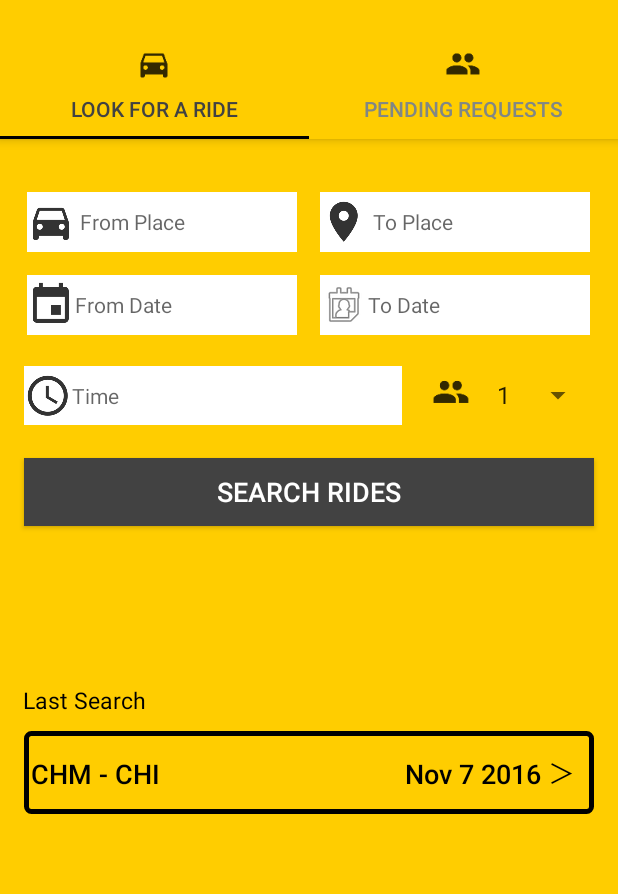
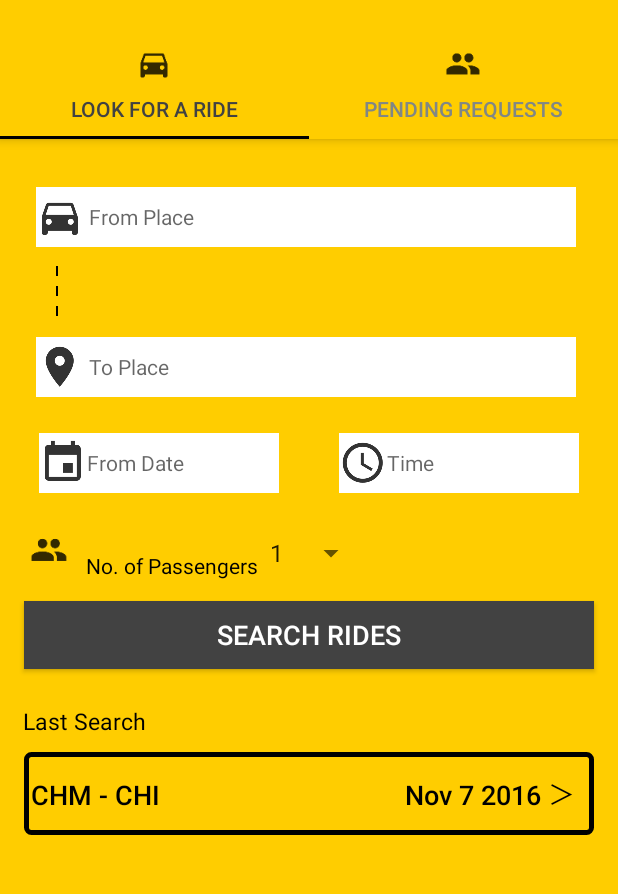
Before and after one commit to sudo-rm-rf-523/RideShare-AndroidApp, an Android app: the OneFragment screen opened directly, with no data from a screen before it, on a phone screen of 412 x 824 dp, the part 142-1036 px from its top. Run offline under Robolectric (Android 15) with nearby library versions, the phone set to English and light mode, and no system bars; libraries missing offline, so code that uses them is left out: junit.framework; 2 statements that could not run were skipped.

Commit message:
Changed scheduling screen

```diff
--- /dev/null
+++ b/RideShare/app/src/main/res/drawable/dotted.xml
@@ -0,0 +1,9 @@
+<shape xmlns:android="http://schemas.android.com/apk/res/android"
+    android:shape="line">
+
+    <stroke
+        android:color="#000000"
+        android:dashWidth="10px"
+        android:dashGap="10px"
+        android:width="1dp"/>
+</shape>
--- /dev/null
+++ b/RideShare/app/src/main/res/drawable/dotted_vert.xml
@@ -0,0 +1,4 @@
+<rotate xmlns:android="http://schemas.android.com/apk/res/android"
+    android:fromDegrees="90"
+    android:toDegrees="90"
+    android:drawable="@drawable/dotted"/>
--- a/RideShare/app/src/main/res/layout/fragment_one.xml
+++ b/RideShare/app/src/main/res/layout/fragment_one.xml
@@ -1,18 +1,167 @@
-<FrameLayout xmlns:android="http://schemas.android.com/apk/res/android"
+<RelativeLayout xmlns:android="http://schemas.android.com/apk/res/android"
     xmlns:tools="http://schemas.android.com/tools"
     android:layout_width="match_parent"
     android:layout_height="match_parent"
     tools:context="sudo_rm_rf.rideshare.OneFragment"
     android:background="@color/colorPrimary">
 
+    <EditText
+        android:id="@+id/from_place"
+        android:layout_width="360dp"
+        android:layout_height="40dip"
+        android:layout_marginTop="32dp"
+        android:layout_marginStart="24dp"
+        android:hint=" From Place"
+        android:textSize="14dip"
+        android:background="#ffffff"
+        android:drawableLeft="@drawable/ic_car"/>
+
+    <ImageView
+        android:layout_width="36dp"
+        android:layout_height="48dp"
+        android:id = "@+id/vertical_bar"
+        android:layout_below="@id/from_place"
+        android:src="@drawable/dotted_vert"
+        android:layout_marginTop="6dp"
+        android:layout_marginStart="20dp"
+        android:layerType="software" />
+
+    <EditText
+        android:id="@+id/to_place"
+        android:layout_width="360dip"
+        android:layout_height="40dip"
+        android:hint=" To Place"
+        android:textSize="14dip"
+        android:background="#ffffff"
+        android:layout_marginTop="6dp"
+        android:layout_marginStart="24dip"
+        android:layout_below="@id/vertical_bar"
+        android:drawableLeft="@drawable/ic_location" />
+
+    <LinearLayout
+        android:id="@+id/date_and_time"
+        android:layout_width="match_parent"
+        android:layout_height="wrap_content"
+        android:layout_below="@id/to_place"
+        android:layout_marginTop="24dip"
+        android:gravity="center"
+        android:orientation="horizontal">
+
+        <EditText
+            android:id="@+id/etxt_fromdate"
+            android:layout_width="160dp"
+            android:layout_height="40dip"
+            android:layout_marginRight="40dp"
+            android:hint="From Date"
+            android:textSize="14dip"
+            android:background="#ffffff"
+            android:drawableLeft="@drawable/ic_calendar"/>
+
+        <EditText
+            android:id="@+id/etxt_time"
+            android:layout_width="160dp"
+            android:layout_height="40dip"
+            android:hint="Time"
+            android:textSize="14dip"
+            android:background="#ffffff"
+
+            android:drawableLeft="@drawable/ic_clock" />
+
+    </LinearLayout>
+
+    <LinearLayout
+        android:id="@+id/num_people"
+        android:layout_width="wrap_content"
+        android:layout_height="wrap_content"
+        android:layout_below="@id/date_and_time"
+        android:orientation="horizontal"
+        >
+
+        <ImageView
+            android:layout_width="25dp"
+            android:layout_height="25dp"
+            android:layout_marginLeft="20dp"
+            android:id="@+id/group"
+            android:layout_marginTop="25dip"
+            android:src="@drawable/ic_group_name"
+
+            />
+
+        <TextView
+            android:layout_width="wrap_content"
+            android:layout_height="25dp"
+            android:layout_marginTop="28dp"
+            android:layout_marginLeft="12dp"
+            android:text="No. of Passengers"
+            android:textColor="@android:color/black"/>
+
+        <Spinner
+            android:id="@+id/spinner1"
+            android:layout_width="wrap_content"
+            android:layout_height="40dip"
+            android:layout_marginTop="20dip">
+
+        </Spinner>
+
+        \
+    </LinearLayout>
+
+    <Button
+        android:layout_width="380dip"
+        android:layout_height="45dip"
+        android:layout_below="@id/num_people"
+        android:text = "Search Rides"
+        android:textSize="18dp"
+        android:textAlignment="center"
+        android:textColor="@color/white"
+        android:background="@color/cardview_dark_background"
+        android:id="@+id/button"
+        android:layout_marginTop="12dip"
+        android:layout_centerInParent="true"
+        />
+
+    <LinearLayout
+        android:layout_width="match_parent"
+        android:layout_height="wrap_content"
+        android:gravity="center_horizontal"
+        android:orientation="vertical"
+        android:layout_below="@id/button">
+
+        <TextView
+            android:layout_width="wrap_content"
+            android:layout_height="wrap_content"
+            android:text="Last Search"
+            android:textColor="@android:color/black"
+            android:textSize="15sp"
+            android:layout_gravity="left"
+            android:paddingLeft="15dp"
+            android:layout_marginTop="24dip"
+            />
+        <Button
+            android:layout_width="380dip"
+            android:layout_height="55dip"
+            android:text = " CHM - CHI                                   Nov 7 2016 ＞"
+            android:textAllCaps="false"
+            android:textSize="18dp"
+            android:textAlignment="textStart"
+            android:textColor="@android:color/black"
+            android:background="@drawable/my_button_bg"
+            android:id="@+id/button2"
+            android:layout_marginTop="10dip"
+            />
+
+    </LinearLayout>
+
+
+
     <!-- TODO: Update blank fragment layout -->
     <LinearLayout
         android:layout_width="match_parent"
         android:layout_height="wrap_content"
-        android:layout_marginTop="35dip"
         android:gravity="center_horizontal"
         android:orientation="vertical"
-        >
+        android:layout_alignTop="@+id/from_place"
+        android:layout_alignParentStart="true">
 
         <LinearLayout
             android:layout_width="wrap_content"
@@ -20,26 +169,9 @@
             android:layout_centerInParent="true"
             android:orientation="horizontal"
             >
-            <EditText
-                android:id="@+id/from_place"
-                android:layout_width="180dip"
-                android:layout_height="40dip"
-                android:layout_weight=".5"
-                android:hint=" From Place"
-                android:textSize="14dip"
-                android:background="#ffffff"
-                android:drawableLeft="@drawable/ic_car"/>
 
-            <EditText
-                android:id="@+id/to_place"
-                android:layout_width="180dip"
-                android:layout_height="40dip"
-                android:layout_weight=".5"
-                android:hint=" To Place"
-                android:textSize="14dip"
-                android:background="#ffffff"
-                android:layout_marginLeft="15dip"
-                android:drawableLeft="@drawable/ic_location" />
+
+
         </LinearLayout>
 
         <!--<RadioGroup xmlns:android="http://schemas.android.com/apk/res/android"-->
@@ -72,106 +204,15 @@
             android:orientation="horizontal"
             >
 
-            <EditText
-                android:id="@+id/etxt_fromdate"
-                android:layout_width="180dip"
-                android:layout_height="40dip"
-                android:layout_weight=".5"
-                android:hint="From Date"
-                android:textSize="14dip"
-                android:background="#ffffff"
-                android:layout_marginTop="15dip"
-                android:drawableLeft="@drawable/ic_calendar"/>
 
-            <EditText
-                android:id="@+id/etxt_todate"
-                android:layout_width="180dip"
-                android:layout_height="40dip"
-                android:layout_weight=".5"
-                android:hint="To Date"
-                android:textSize="14dip"
-                android:background="#ffffff"
-                android:layout_marginTop="15dip"
-                android:layout_marginLeft="15dip"
-                android:drawableLeft="@android:drawable/ic_menu_my_calendar"/>
+
         </LinearLayout>
 
-        <LinearLayout
-            android:layout_width="wrap_content"
-            android:layout_height="wrap_content"
-            android:orientation="horizontal"
-            >
 
-            <EditText
-                android:id="@+id/etxt_time"
-                android:layout_width="252dip"
-                android:layout_height="40dip"
-                android:layout_weight=".5"
-                android:hint="Time"
-                android:textSize="14dip"
-                android:background="#ffffff"
-                android:layout_marginTop="20dip"
-                android:drawableLeft="@drawable/ic_clock" />
-
-            <ImageView
-                android:layout_width="25dp"
-                android:layout_height="25dp"
-                android:layout_marginLeft="20dp"
-                android:id="@+id/group"
-                android:layout_marginTop="25dip"
-                android:src="@drawable/ic_group_name"
-
-                />
-
-            <Spinner
-                android:id="@+id/spinner1"
-                android:layout_width="wrap_content"
-                android:layout_height="40dip"
-                android:layout_marginTop="20dip"
-                android:layout_marginLeft="10dip">
-
-            </Spinner>
-
-            \
-        </LinearLayout>
-        <Button
-            android:layout_width="380dip"
-            android:layout_height="45dip"
-            android:text = "Search Rides"
-            android:textSize="18dp"
-            android:textAlignment="center"
-            android:textColor="@color/white"
-            android:background="@color/cardview_dark_background"
-            android:id="@+id/button"
-            android:layout_marginTop="22dip"
-            />
-
-        <TextView
-            android:layout_width="wrap_content"
-            android:layout_height="wrap_content"
-            android:text="Last Search"
-            android:textColor="@android:color/black"
-            android:textSize="15sp"
-            android:layout_gravity="left"
-            android:paddingLeft="15dp"
-            android:layout_marginTop="105dip"
-            />
-        <Button
-            android:layout_width="380dip"
-            android:layout_height="55dip"
-            android:text = " CHM - CHI                                   Nov 7 2016 ＞"
-            android:textAllCaps="false"
-            android:textSize="18dp"
-            android:textAlignment="textStart"
-            android:textColor="@android:color/black"
-            android:background="@drawable/my_button_bg"
-            android:id="@+id/button2"
-            android:layout_marginTop="10dip"
-            />
 
 
 
 
     </LinearLayout>
 
-</FrameLayout>
+</RelativeLayout>
```
